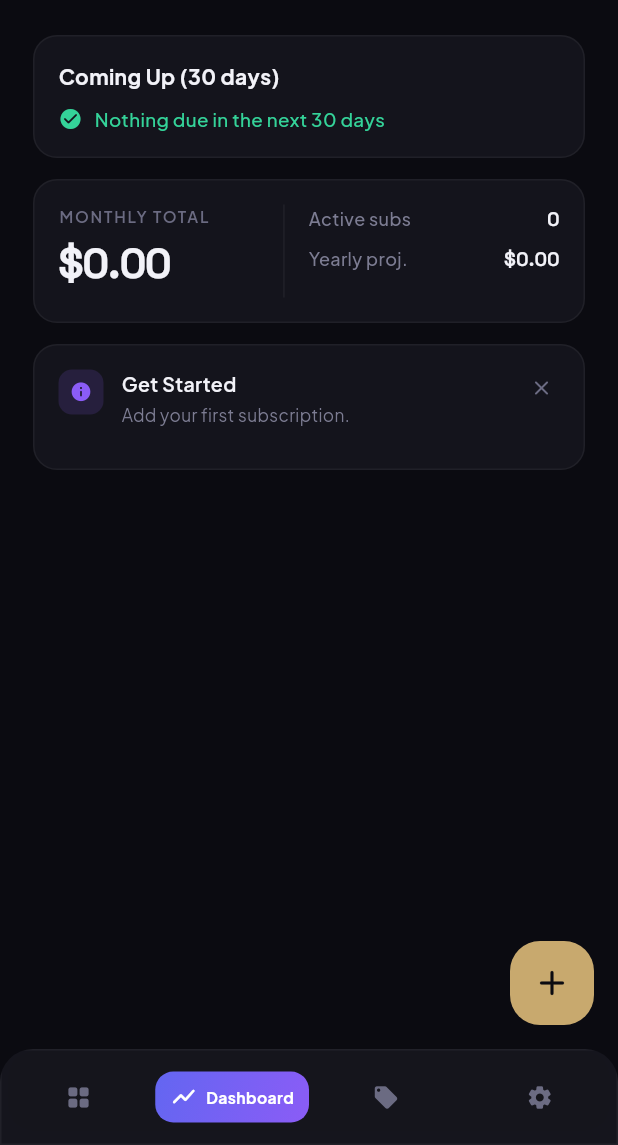
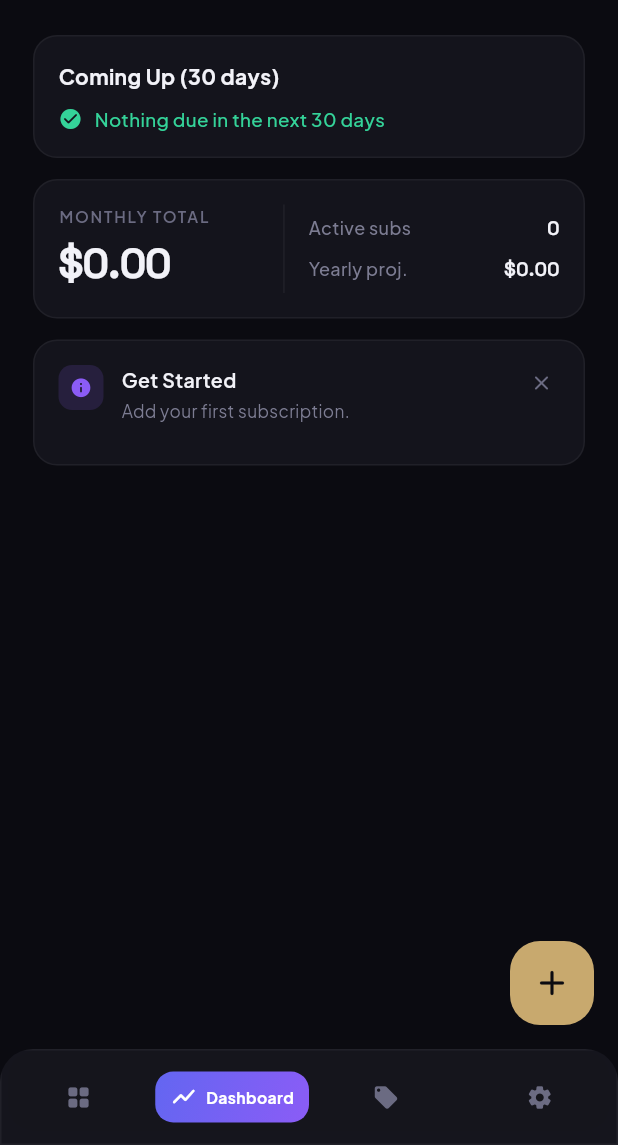
Before and after one commit to jeevanshah/app-library-ledger, a Flutter app: the LibraryScreen screen opened by its route, item 2 of the bottom bar chosen, on a phone screen of 412 x 824 dp, the part 91-1236 px from its top. Run offline on Flutter 3.47's test engine with Material 3 defaults, Android fonts, the phone set to English and light mode, and no system bars; our stand-ins replace flutter_local_notifications, google_fonts, share_plus, shared_preferences, timezone; accounts and stored records are empty.

Commit message:
Fix 1-3: sort-row crowding, dashboard divider overshoot, offers-aware smart insights

```diff
--- a/app_library_ledger/lib/screens/library_screen.dart
+++ b/app_library_ledger/lib/screens/library_screen.dart
@@ -7,6 +7,7 @@ import 'package:intl/intl.dart';
 import 'package:shared_preferences/shared_preferences.dart';
 import '../models/app_model.dart';
 import '../models/category_model.dart';
+import '../models/offer.dart';
 import '../services/storage_service.dart';
 import '../services/notification_service.dart';
 import '../services/analytics_service.dart';
@@ -16,6 +17,7 @@ import '../services/settings_service.dart';
 import '../services/subscription_scanner.dart';
 import '../services/offers_service.dart';
 import '../services/offers_matcher.dart';
+import '../services/offer_relevance.dart';
 import '../theme/app_tokens.dart';
 import 'add_app_screen.dart';
 import 'discovery_screen.dart';
@@ -49,6 +51,7 @@ class _LibraryScreenState extends State<LibraryScreen>
   Map<String, int> _dismissedInsights = {};
   Set<String> _dismissedPromoResolve = {};
   List<MatchedOffer> _matchedOffers = [];
+  List<SavingsOffer> _offers = [];
   bool _offersEnabled = false;
   Set<String> _seenOfferIds = {};
   bool _refreshing = false;
@@ -163,8 +166,10 @@ class _LibraryScreenState extends State<LibraryScreen>
         final offers = await OffersService().fetch(enabled: true);
         final matcher = OffersMatcher(_analytics);
         _matchedOffers = matcher.match(apps, offers);
+        _offers = offers;
       } else {
         _matchedOffers = [];
+        _offers = [];
       }
 
       if (!mounted) return;
@@ -925,6 +930,7 @@ class _LibraryScreenState extends State<LibraryScreen>
                     matchedOffers: _matchedOffers,
                     offersEnabled: _offersEnabled,
                     onOpenOffers: () => setState(() => _tab = 3),
+                    offers: _offers,
                   ),
                   // ── Settings Tab ──
                   const SettingsScreen(),
@@ -1397,6 +1403,7 @@ class _DashboardView extends StatelessWidget {
   final List<MatchedOffer> matchedOffers;
   final bool offersEnabled;
   final VoidCallback onOpenOffers;
+  final List<SavingsOffer> offers;
 
   const _DashboardView({
     required this.apps,
@@ -1414,6 +1421,7 @@ class _DashboardView extends StatelessWidget {
     required this.matchedOffers,
     required this.offersEnabled,
     required this.onOpenOffers,
+    required this.offers,
   });
 
   @override
@@ -1430,9 +1438,10 @@ class _DashboardView extends StatelessWidget {
     final healthInsight = insights
         .where((i) => i.id == 'health_score')
         .toList();
-    final otherInsights = insights
-        .where((i) => i.id != 'health_score')
-        .toList();
+    final otherInsights = [
+      ...insights.where((i) => i.id != 'health_score'),
+      ...buildOfferSavingsInsights(apps, offers, dismissed),
+    ]..sort((a, b) => b.impactPerMonth.compareTo(a.impactPerMonth));
     const kVisibleInsightCap = 3;
     final visibleInsights = otherInsights.take(kVisibleInsightCap).toList();
     final foldedInsights = otherInsights.skip(kVisibleInsightCap).toList();
@@ -1683,13 +1692,15 @@ class _DashboardView extends StatelessWidget {
             borderRadius: BorderRadius.circular(16),
             border: Border.all(color: AppTokens.hairline),
           ),
+          child: IntrinsicHeight(
             child: Row(
-            crossAxisAlignment: CrossAxisAlignment.start,
+              crossAxisAlignment: CrossAxisAlignment.stretch,
               children: [
                 Expanded(
                   flex: 4,
                   child: Column(
                     crossAxisAlignment: CrossAxisAlignment.start,
+                    mainAxisAlignment: MainAxisAlignment.center,
                     children: [
                       Text(
                         'MONTHLY TOTAL',
@@ -1721,13 +1732,13 @@ class _DashboardView extends StatelessWidget {
                 ),
                 Container(
                   width: 1,
-                height: 62,
                   margin: const EdgeInsets.symmetric(horizontal: 16),
                   color: AppTokens.hairline,
                 ),
                 Expanded(
                   flex: 5,
                   child: Column(
+                    mainAxisAlignment: MainAxisAlignment.center,
                     children: [
                       if (active > 1) ...[
                         _statRow('Avg / app', _fmt.format(avg)),
@@ -1740,6 +1751,7 @@ class _DashboardView extends StatelessWidget {
                   ),
                 ),
               ],
+            ),
           ),
         ),
         const SizedBox(height: 14),
@@ -1768,7 +1780,9 @@ class _DashboardView extends StatelessWidget {
                   (ins) => _insightRow(
                     ins,
                     onDismiss: onDismissInsight,
-                    onTap: ins.entryId != null
+                    onTap: ins.id.startsWith('offer_savings_')
+                        ? onOpenOffers
+                        : ins.entryId != null
                             ? () {
                                 final entry = apps
                                     .where((a) => a.id == ins.entryId)
@@ -1815,7 +1829,9 @@ class _DashboardView extends StatelessWidget {
                       (ins) => _insightRow(
                         ins,
                         onDismiss: onDismissInsight,
-                        onTap: ins.entryId != null
+                        onTap: ins.id.startsWith('offer_savings_')
+                            ? onOpenOffers
+                            : ins.entryId != null
                                 ? () {
                                     final entry = apps
                                         .where((a) => a.id == ins.entryId)
--- a/app_library_ledger/lib/screens/offers_screen.dart
+++ b/app_library_ledger/lib/screens/offers_screen.dart
@@ -613,7 +613,8 @@ class _OffersScreenState extends State<OffersScreen> {
 
   Widget _buildSortRow() {
     return Row(children: [
-      Expanded(child: GestureDetector(onTap: _showAvgExplain, child: Text('Prices shown as first-year averages \u24D8', style: GoogleFonts.plusJakartaSans(color: AppTokens.textMuted, fontSize: 11)))),
+      Expanded(child: GestureDetector(onTap: _showAvgExplain, child: Text('Prices shown as first-year averages \u24D8', maxLines: 1, overflow: TextOverflow.ellipsis, style: GoogleFonts.plusJakartaSans(color: AppTokens.textMuted, fontSize: 11)))),
+      const SizedBox(width: 8),
       GestureDetector(onTap: _cycleSort, child: Row(mainAxisSize: MainAxisSize.min, children: [
         Text('Sort: ${_sortLabel.toLowerCase()}', style: GoogleFonts.plusJakartaSans(color: AppTokens.textMuted, fontSize: 11)),
         const SizedBox(width: 6),
--- a/app_library_ledger/lib/services/offer_relevance.dart
+++ b/app_library_ledger/lib/services/offer_relevance.dart
@@ -1,5 +1,7 @@
+import 'package:intl/intl.dart';
 import '../models/app_model.dart';
 import '../models/offer.dart';
+import 'analytics_service.dart';
 
 /// Counts offers matching [app]'s tagged service type/tier that are
 /// cheaper than [comparePrice] (a monthly amount).
@@ -20,3 +22,45 @@ int countCheaperOffers(
 
 String serviceLabel(String serviceType) =>
     serviceType == 'mobile' ? 'mobile' : 'NBN';
+
+final _offerInsightFmt = NumberFormat.currency(symbol: '\$', decimalDigits: 2);
+
+/// Builds a Dashboard insight per tagged NBN/mobile anchor subscription
+/// that has cheaper matching offers available. Neutral wording only —
+/// states a count, never "best"/"recommended" (see CLAUDE.md offers
+/// neutrality rule).
+List<SubscriptionInsight> buildOfferSavingsInsights(
+  List<AppEntry> apps,
+  List<SavingsOffer> offers,
+  Map<String, int> dismissed,
+) {
+  if (offers.isEmpty) return const [];
+  final result = <SubscriptionInsight>[];
+  for (final a in apps.where(
+    (a) =>
+        a.isActiveSubscription &&
+        a.serviceType != null &&
+        a.subscriptionCost != null,
+  )) {
+    final count = countCheaperOffers(a, offers, a.subscriptionCost!);
+    if (count == 0) continue;
+    final id = 'offer_savings_${a.id}';
+    final ts = dismissed[id];
+    if (ts != null &&
+        (DateTime.now().millisecondsSinceEpoch - ts) < (30 * 86400 * 1000)) {
+      continue;
+    }
+    result.add(
+      SubscriptionInsight(
+        id: id,
+        title: '$count ${serviceLabel(a.serviceType!)} offer(s) beat what you pay',
+        message:
+            'You pay ${_offerInsightFmt.format(a.subscriptionCost)}/mo for ${a.name} — check Offers to compare',
+        type: InsightType.info,
+        impactPerMonth: a.subscriptionCost!,
+        entryId: a.id,
+      ),
+    );
+  }
+  return result;
+}
```
Lines whose indentation alone changed are shown as unchanged.
